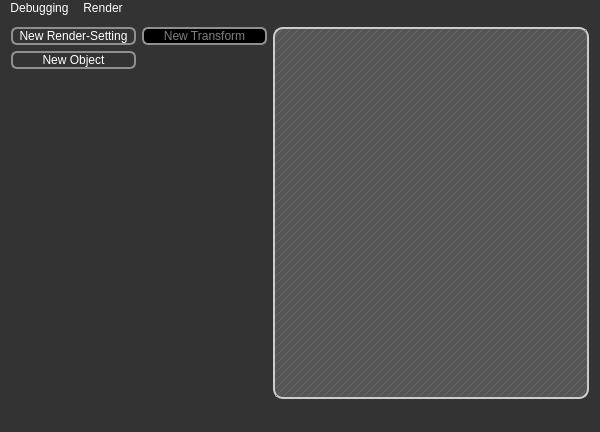
The window that qt-frontend/SimplexGui/mainwindow.ui (phresnel/picogen) describes before a commit, drawn with Qt 5.
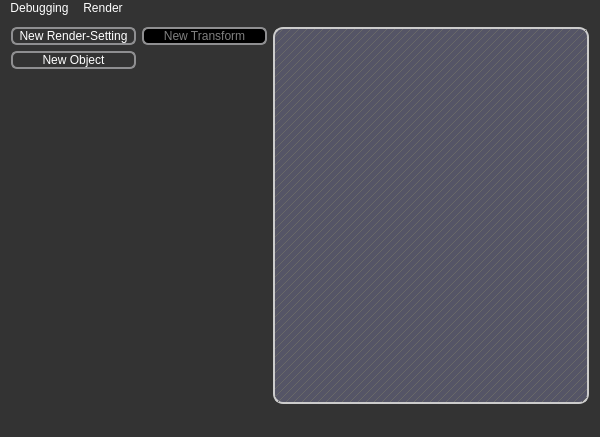
The same window after the commit. Custom widgets are drawn as their Qt base class.

```diff
--- a/qt-frontend/SimplexGui/mainwindow.ui
+++ b/qt-frontend/SimplexGui/mainwindow.ui
@@ -7,7 +7,7 @@
     <x>0</x>
     <y>0</y>
     <width>600</width>
-    <height>412</height>
+    <height>437</height>
    </rect>
   </property>
   <property name="windowTitle">
@@ -20,8 +20,8 @@
 }
 
 
-QScrollBar::add-line, QScrollBar::sub-line {width:0;height:0;}
-QScrollBar{margin:1px 1px 1px 1px;}
+QScrollBar::add-line, QScrollBar::sub-line {width:0;height:0;background:none;}
+QScrollBar{padding:1px 1px 1px 1px;}
 QScrollBar::handle{
 	border-radius:4px;
 	background-color: qlineargradient(x1:0, y1:0, x2:0, y2:1,
@@ -29,19 +29,18 @@
                                        stop: 0.6 #434343, stop:1 #757575);
 }
 QScrollBar::add-page, QScrollBar::sub-page{
-	background-color: qlineargradient(x1:0, y1:0, x2:0, y2:1,
-                                       stop:0 #333, stop: 0.2 #222,
-                                       stop: 0.8 #222, stop:1 #444);
+	background:none;
+	color:transparent;
 }
 
 QGraphicsView, QMdiArea, QTreeView {
 	border:2px solid #ccc;
 	border-radius:10px; 
-	background-color:#555;
-	alternate-background-color:#555;
+	background-color:#556;
+	alternate-background-color:#556;
 }
 QMdiArea::QFrame {
-	background-color:#111;
+	background-color:#222;
 }
 
 
@@ -58,7 +57,7 @@
 
 QMenuBar {
 	background-color: qlineargradient(x1:0, y1:0, x2:0, y2:1,
-                                       stop:0 #888, stop:1 #aaa);
+                                       stop:0 #889, stop:1 #aab);
  } QMenuBar::item  {
 	spacing: 3px; /* spacing between menu bar items */
 	padding: 1px 4px;
@@ -99,7 +98,7 @@
 
 QGroupBox {
 	 background-color: qlineargradient(x1: 0, y1: 0, x2: 0, y2: 1,
-                                       stop: 0 #555, stop: 1 #888);
+                                       stop: 0 #555, stop: 1 #889);
 	border: 2px solid #CCC;
 	border-radius: 6px;
 	margin-top: 1ex; /* leave space at the top for the title */
```
Left out of the diff: 6 changed lines with no effect on the pictures.
